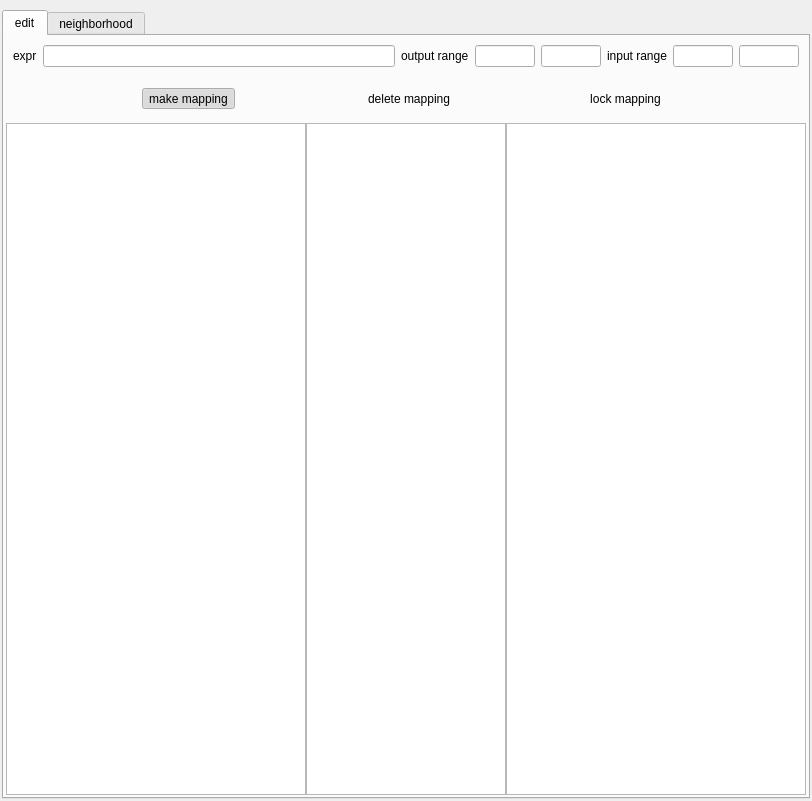
This is gui/form.ui in vijayrudraraju/qtmapper as Qt 5 draws it before an edit. The edited form follows.
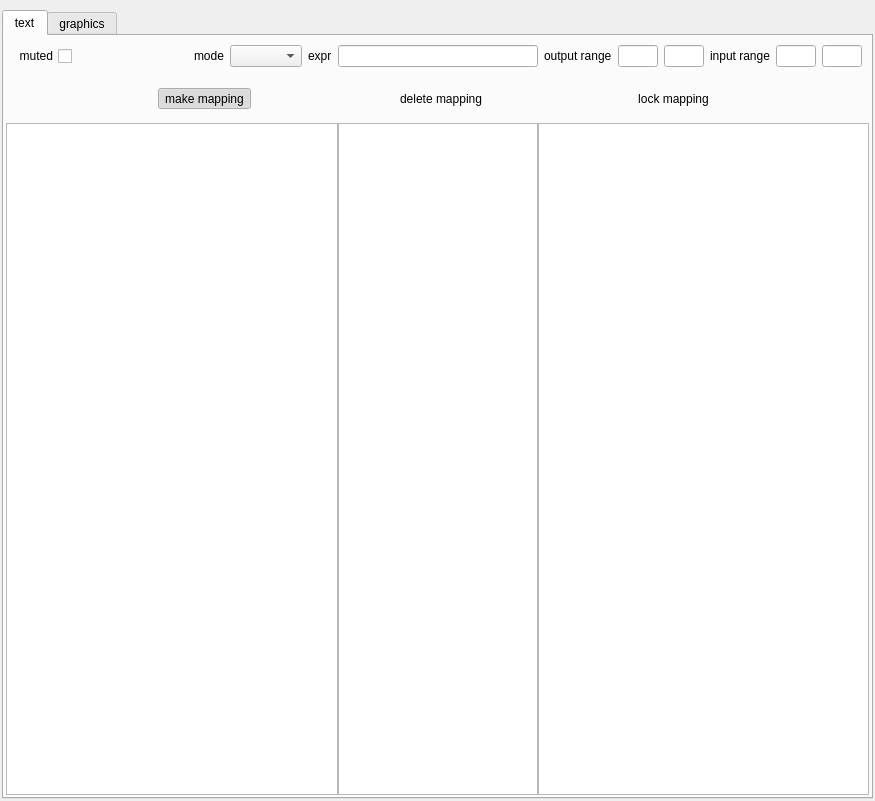
This is the edited form. Custom widgets are drawn as their Qt base class.

The edit to the form file:
```diff
--- a/gui/form.ui
+++ b/gui/form.ui
@@ -6,7 +6,7 @@
    <rect>
     <x>0</x>
     <y>0</y>
-    <width>812</width>
+    <width>875</width>
     <height>801</height>
    </rect>
   </property>
@@ -60,7 +60,7 @@
        <enum>Qt::LeftToRight</enum>
       </property>
       <attribute name="title">
-       <string>edit</string>
+       <string>text</string>
       </attribute>
       <layout class="QVBoxLayout" name="verticalLayout_3">
        <property name="spacing">
@@ -78,6 +78,43 @@
           </sizepolicy>
          </property>
          <layout class="QHBoxLayout" name="horizontalLayout">
+          <item>
+           <widget class="QCheckBox" name="checkBox">
+            <property name="layoutDirection">
+             <enum>Qt::RightToLeft</enum>
+            </property>
+            <property name="text">
+             <string>muted</string>
+            </property>
+           </widget>
+          </item>
+          <item>
+           <spacer name="horizontalSpacer">
+            <property name="orientation">
+             <enum>Qt::Horizontal</enum>
+            </property>
+            <property name="sizeHint" stdset="0">
+             <size>
+              <width>100</width>
+              <height>20</height>
+             </size>
+            </property>
+           </spacer>
+          </item>
+          <item>
+           <widget class="QLabel" name="label_15">
+            <property name="text">
+             <string>mode</string>
+            </property>
+           </widget>
+          </item>
+          <item>
+           <widget class="QComboBox" name="comboBox">
+            <property name="focusPolicy">
+             <enum>Qt::StrongFocus</enum>
+            </property>
+           </widget>
+          </item>
           <item>
            <widget class="QLabel" name="label_14">
             <property name="text">
@@ -86,7 +123,17 @@
            </widget>
           </item>
           <item>
-           <widget class="QLineEdit" name="lineEdit"/>
+           <widget class="QLineEdit" name="lineEdit">
+            <property name="minimumSize">
+             <size>
+              <width>200</width>
+              <height>0</height>
+             </size>
+            </property>
+            <property name="focusPolicy">
+             <enum>Qt::StrongFocus</enum>
+            </property>
+           </widget>
           </item>
           <item>
            <widget class="QLabel" name="label_3">
@@ -105,14 +152,14 @@
             </property>
             <property name="maximumSize">
              <size>
-              <width>60</width>
+              <width>40</width>
               <height>16777215</height>
              </size>
             </property>
            </widget>
           </item>
           <item>
-           <widget class="QLineEdit" name="lineEdit_4">
+           <widget class="QLineEdit" name="lineEdit_2">
             <property name="sizePolicy">
              <sizepolicy hsizetype="Fixed" vsizetype="Fixed">
               <horstretch>0</horstretch>
@@ -121,7 +168,7 @@
             </property>
             <property name="maximumSize">
              <size>
-              <width>60</width>
+              <width>40</width>
               <height>16777215</height>
              </size>
             </property>
@@ -135,7 +182,7 @@
            </widget>
           </item>
           <item>
-           <widget class="QLineEdit" name="lineEdit_2">
+           <widget class="QLineEdit" name="lineEdit_3">
             <property name="sizePolicy">
              <sizepolicy hsizetype="Fixed" vsizetype="Fixed">
               <horstretch>0</horstretch>
@@ -144,14 +191,14 @@
             </property>
             <property name="maximumSize">
              <size>
-              <width>60</width>
+              <width>40</width>
               <height>16777215</height>
              </size>
             </property>
            </widget>
           </item>
           <item>
-           <widget class="QLineEdit" name="lineEdit_5">
+           <widget class="QLineEdit" name="lineEdit_4">
             <property name="sizePolicy">
              <sizepolicy hsizetype="Fixed" vsizetype="Fixed">
               <horstretch>0</horstretch>
@@ -160,7 +207,7 @@
             </property>
             <property name="maximumSize">
              <size>
-              <width>60</width>
+              <width>40</width>
               <height>16777215</height>
              </size>
             </property>
@@ -301,7 +348,7 @@
              <set>QAbstractItemView::NoEditTriggers</set>
             </property>
             <property name="alternatingRowColors">
-             <bool>false</bool>
+             <bool>true</bool>
             </property>
             <property name="indentation">
              <number>13</number>
@@ -383,6 +430,9 @@
             <property name="editTriggers">
              <set>QAbstractItemView::NoEditTriggers</set>
             </property>
+            <property name="alternatingRowColors">
+             <bool>true</bool>
+            </property>
             <property name="indentation">
              <number>13</number>
             </property>
@@ -404,7 +454,7 @@
        <bool>false</bool>
       </property>
       <attribute name="title">
-       <string>neighborhood</string>
+       <string>graphics</string>
       </attribute>
       <layout class="QVBoxLayout" name="verticalLayout">
        <property name="spacing">
```
Left out of the diff: 20 changed lines with no effect on the pictures.
